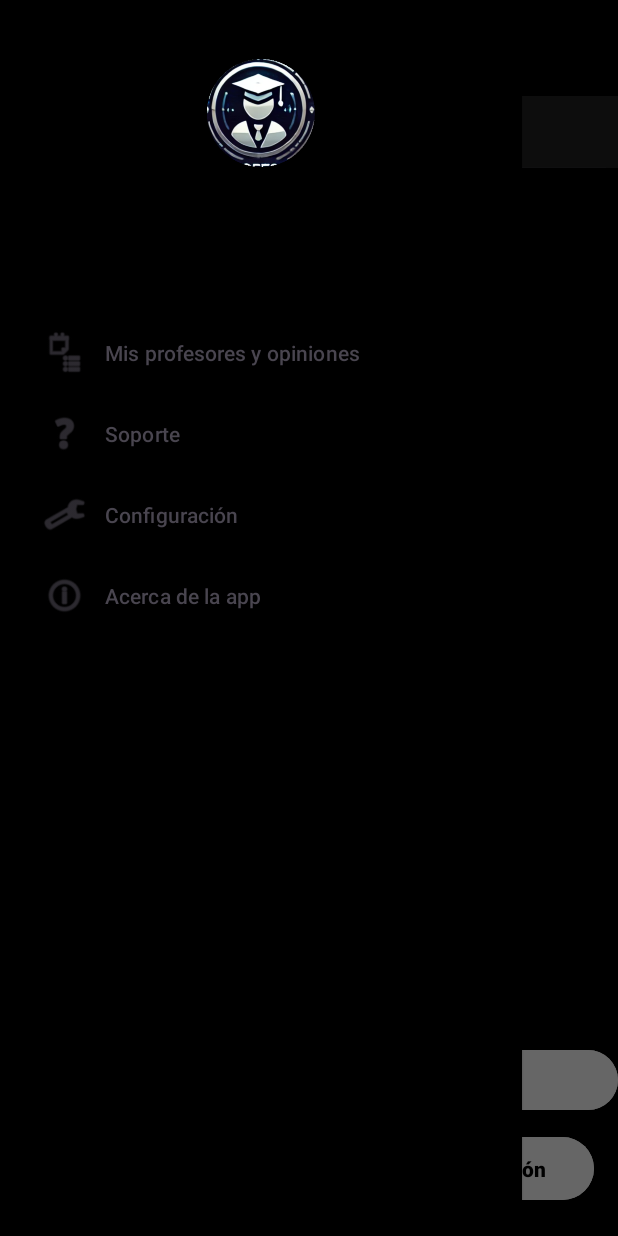
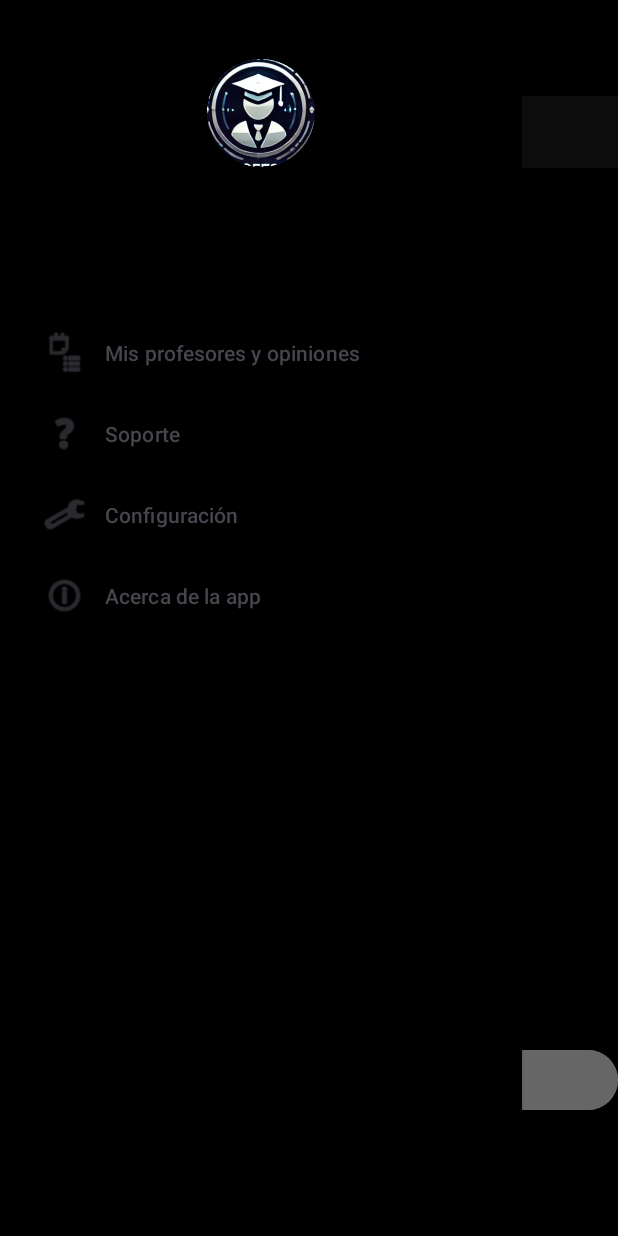
Before and after one commit to jsusdgz893/app, an Android app: the screen it shows after launch once a user with an empty profile is signed in (Principal), with the side drawer open, on a phone screen of 412 x 824 dp. Run offline under Robolectric (Android 15) with nearby library versions, the phone set to English and light mode, and no system bars; our stand-ins replace Firebase (no records; nobody signed in at launch, a user with empty details on screens opened directly).

Commit message:
Mis opinines corregido

```diff
--- a/app/src/main/java/com/example/app/Principal.java
+++ b/app/src/main/java/com/example/app/Principal.java
@@ -154,12 +154,12 @@ public class Principal extends AppCompatActivity {
                 .build();
         googleSignInClient = GoogleSignIn.getClient(this, gso);
 
-        btnLogOut = findViewById(R.id.btnLogOut);
+        //btnLogOut = findViewById(R.id.btnLogOut);
         btnDescribeProfessor = findViewById(R.id.btnDescribeProfessor);
         btnCancelForm = findViewById(R.id.btnCancelForm);
         formDescribeProfessor = findViewById(R.id.formDescribeProfessor);
 
-        btnLogOut.setOnClickListener(v -> logoutUser());
+        //btnLogOut.setOnClickListener(v -> logoutUser());
         btnDescribeProfessor.setOnClickListener(v -> toggleFormVisibility());
         btnSaveForm = findViewById(R.id.btnSaveForm);
         editTextDescriptionProfessor = findViewById(R.id.editTextDescriptionProfessor);
@@ -169,7 +169,7 @@ public class Principal extends AppCompatActivity {
             limpiarCamposFormulario(); // limpiamos campos
             formDescribeProfessor.setVisibility(View.GONE);
             btnDescribeProfessor.setVisibility(View.VISIBLE);
-            btnLogOut.setVisibility(View.VISIBLE);
+            //btnLogOut.setVisibility(View.VISIBLE);
         });
         //cargar materias del profesor seleccionado
         autoCompleteProfesores.setOnItemClickListener((parent, view, position, id) -> {
@@ -221,7 +221,7 @@ public class Principal extends AppCompatActivity {
                                         limpiarCamposFormulario(); // limpiamos campos
                                         formDescribeProfessor.setVisibility(View.GONE);
                                         btnDescribeProfessor.setVisibility(View.VISIBLE);
-                                        btnLogOut.setVisibility(View.VISIBLE);
+                                        //btnLogOut.setVisibility(View.VISIBLE);
                                     })
                                     .addOnFailureListener(e -> {
                                         Toast.makeText(this, "Error al enviar reseña", Toast.LENGTH_SHORT).show();
@@ -296,7 +296,7 @@ public class Principal extends AppCompatActivity {
     private void toggleFormVisibility() {
         formDescribeProfessor.setVisibility(View.VISIBLE);
         btnDescribeProfessor.setVisibility(View.GONE);
-        btnLogOut.setVisibility(View.GONE);
+        //btnLogOut.setVisibility(View.GONE);
     }
     private void limpiarCamposFormulario() {
         autoCompleteProfesores.setText("");
--- a/app/src/main/res/layout/activity_principal.xml
+++ b/app/src/main/res/layout/activity_principal.xml
@@ -78,7 +78,8 @@
                     android:id="@+id/autoCompleteProfesores"
                     android:layout_width="match_parent"
                     android:layout_height="wrap_content"
-                    android:hint="Selecciona o escribe el nombre del profesor" />
+                    android:hint="Selecciona o escribe el nombre del profesor"
+                    android:textColor="#090909" />
 
                 <AutoCompleteTextView
                     android:id="@+id/autoCompleteMaterias"
@@ -137,18 +138,6 @@
 
 
         <!-- Botón "Cerrar sesión" -->
-        <Button
-            android:id="@+id/btnLogOut"
-            android:layout_width="150dp"
-            android:layout_height="50dp"
-            android:layout_alignParentBottom="true"
-            android:layout_alignParentEnd="true"
-            android:layout_marginBottom="20dp"
-            android:layout_marginEnd="16dp"
-            android:backgroundTint="@color/white"
-            android:text="Cerrar sesión"
-            android:textColor="@color/black"
-            android:textStyle="bold" />
         <androidx.recyclerview.widget.RecyclerView
             android:id="@+id/recyclerOpiniones"
             android:layout_width="match_parent"
```
Also changed, not shown: app/src/main/res/layout/activity_mis_opiniones.xml (+27 -23 lines).
